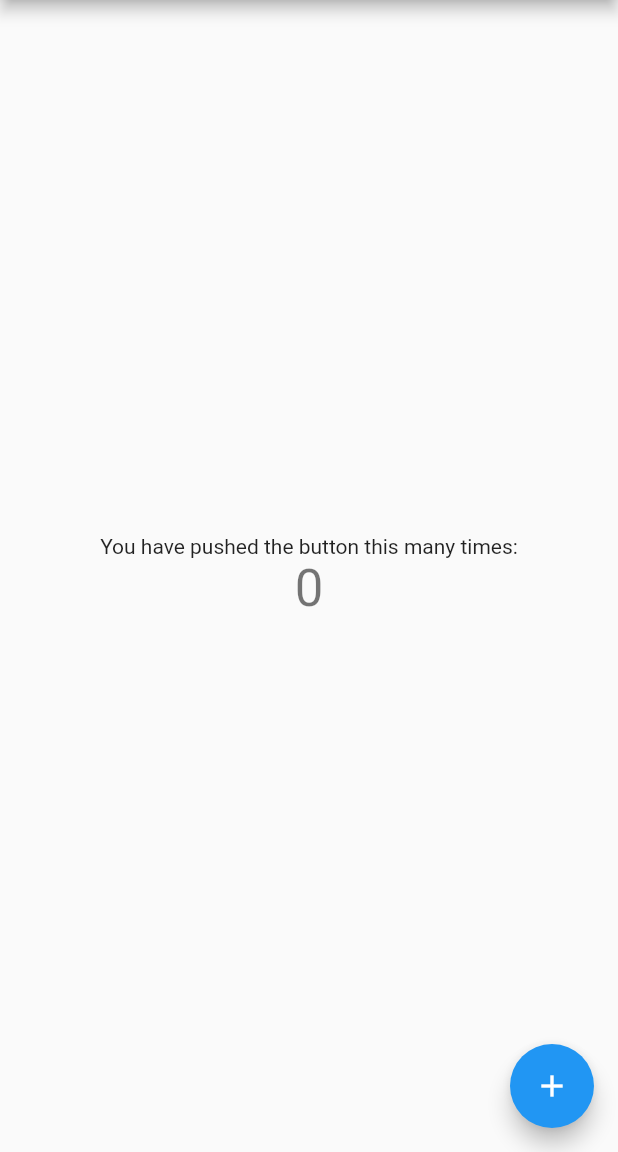
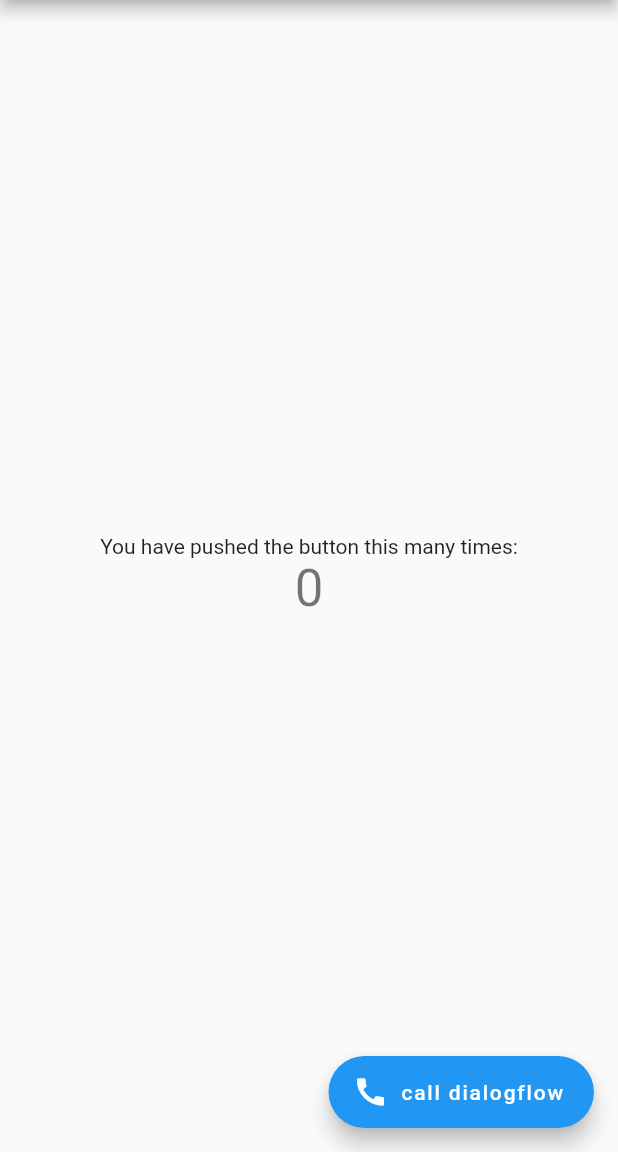
Before and after one commit to RohanGautam/flutter-and-dialogflow, a Flutter app: the screen it shows after launch, on a phone screen of 412 x 824 dp, the part 84-1236 px from its top. Run offline on Flutter 3.47's test engine with Material 2 defaults, Android fonts, the phone set to English and light mode, and no system bars; missing offline and left inert: flutter_dialogflow.

Commit message:
added communication to dialogflow

```diff
--- a/lib/main.dart
+++ b/lib/main.dart
@@ -38,6 +38,16 @@ class _MyHomePageState extends State<MyHomePage> {
     });
   }
 
+  authenticateDialogflow() async {
+    AuthGoogle authGoogle = await AuthGoogle(
+            fileJson: "assets/keys/playground-bgueyq-c6b2f206294a.json")
+        .build();
+    Dialogflow dialogflow =
+        Dialogflow(authGoogle: authGoogle, language: Language.english);
+    AIResponse response = await dialogflow.detectIntent("beans");
+    print(response.getMessage());
+  }
+
   @override
   Widget build(BuildContext context) {
     return Scaffold(
@@ -62,10 +72,11 @@ class _MyHomePageState extends State<MyHomePage> {
           ],
         ),
       ),
-      floatingActionButton: FloatingActionButton(
-        onPressed: _incrementCounter,
+      floatingActionButton: FloatingActionButton.extended(
+        label: Text('call dialogflow'),
+        onPressed: () => authenticateDialogflow(),
         tooltip: 'Increment',
-        child: Icon(Icons.add),
+        icon: Icon(Icons.call),
       ), // This trailing comma makes auto-formatting nicer for build methods.
     );
   }
```
